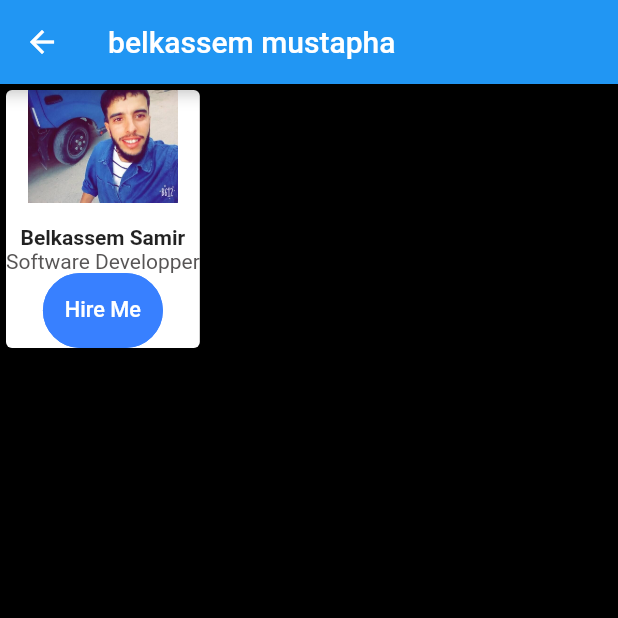
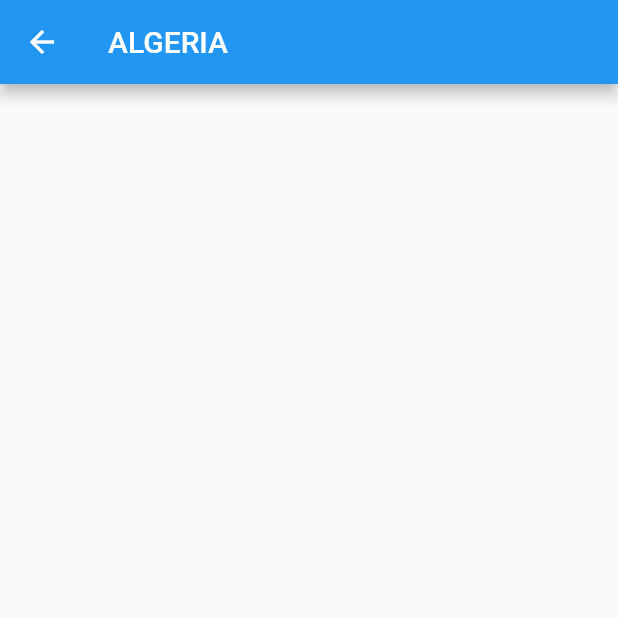
Before and after one commit to developython14/rightedu_mobile_version, a Flutter app: the free screen opened by its route, on a phone screen of 412 x 824 dp, the top half of it. Run offline on Flutter 3.47's test engine with Material 2 defaults, Android fonts, the phone set to English and light mode, and no system bars; drawn by our look-alikes of getwidget; our stand-ins replace convex_bottom_bar, email_validator, file_picker, flutter_pw_validator, flutter_signin_button, flutter_spinkit and 4 more; missing offline and left inert: dart:ffi; accounts and stored records are empty; network calls fail.

```diff
--- a/lib/main.dart
+++ b/lib/main.dart
@@ -18,7 +18,7 @@ import 'package:right/profile/navigation_pages/profilevisit.dart';
 import 'package:right/profile/navigation_pages/free.dart';
 
 void main() {
-  runApp(MaterialApp(title: 'Right Hacker', initialRoute: '/hackme', routes: {
+  runApp(MaterialApp(title: 'Right Hacker', initialRoute: '/experts', routes: {
     '/login': (context) => login(),
     '/signup': (context) => signup(),
     '/signupmod': (context) => signupmod(),
--- a/lib/profile/navigation_pages/free.dart
+++ b/lib/profile/navigation_pages/free.dart
@@ -12,38 +12,10 @@ class _freeState extends State<free> {
   @override
   Widget build(BuildContext context) {
     return Scaffold(
-        backgroundColor: Colors.black,
-        appBar: AppBar(title: Text('belkassem mustapha')),
-        body: Column(children: [
-          Card(
-            elevation: 20,
-            color: Colors.white,
-            child: Column(
-              children: [
-                Image.asset(
-                  "assets/start_app/samir.jpg",
-                  width: 100,
-                ),
-                SizedBox(
-                  height: 15,
-                ),
-                Text(
-                  "Belkassem Samir",
-                  style: TextStyle(fontWeight: FontWeight.bold),
-                ),
-                Text(
-                  "Software Developper",
-                  style: TextStyle(color: Color.fromARGB(255, 87, 85, 85)),
-                ),
-                GFButton(
-                  onPressed: () {},
-                  text: "Hire Me",
-                  shape: GFButtonShape.pills,
-                  size: GFSize.LARGE,
-                ),
-              ],
-            ),
-          )
-        ]));
+      appBar: AppBar(title: Text('ALGERIA')),
+      body: Column(
+        children: [],
+      ),
+    );
   }
 }
--- a/lib/profile/navigation_pages/list_experts.dart
+++ b/lib/profile/navigation_pages/list_experts.dart
@@ -119,7 +119,7 @@ class _list_expertsState extends State<list_experts> {
                       data[index].image_url);
                   ;
                 }),
-          )
+          ),
         ],
       ),
     );
--- a/pubspec.yaml
+++ b/pubspec.yaml
@@ -47,6 +47,8 @@ dependencies:
   convex_bottom_bar: ^3.0.0
   fl_chart: ^0.51.0
   url_launcher: ^6.1.3
+  awesome_card: ^1.1.7
+
 
 
 
```
Also changed, not shown: lib/profile/pages/compenant/profilecomponant.dart (+12 -5 lines), pubspec.lock.
